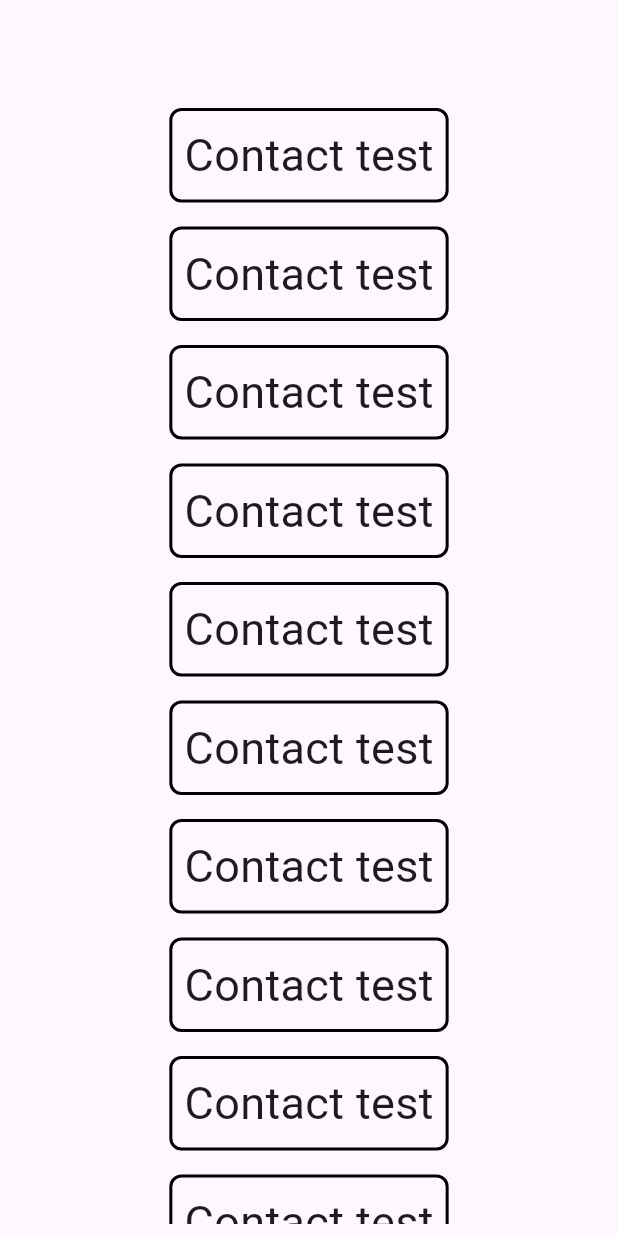
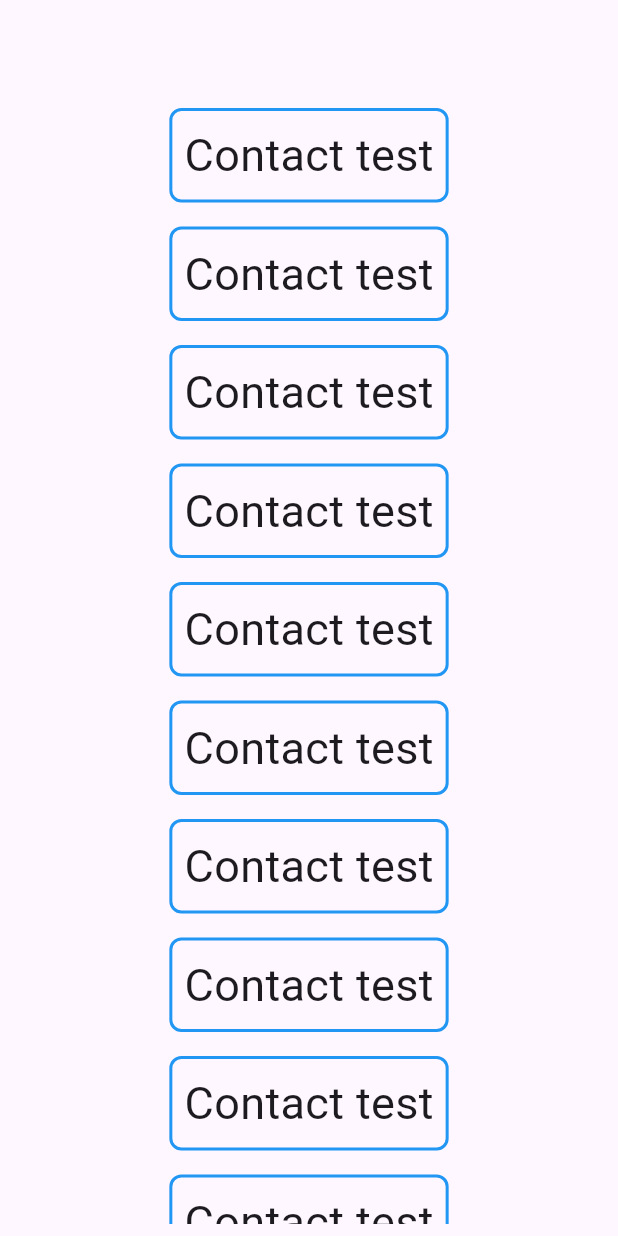
Before and after one commit to Juwonlo/contacts_app, a Flutter app: the screen it shows after launch, on a phone screen of 412 x 824 dp. Run offline on Flutter 3.47's test engine with Material 2 defaults, Android fonts, the phone set to English and light mode, and no system bars.

Commit message:
Working on the List tile

```diff
--- a/lib/ui/contacts_list/contactlistpage.dart
+++ b/lib/ui/contacts_list/contactlistpage.dart
@@ -20,7 +20,7 @@ class ContactListPage extends StatelessWidget {
                   margin: EdgeInsets.all(8.0),
                   padding: EdgeInsets.all(8.0),
                   decoration: BoxDecoration(
-                    border: Border.all(width: 2, color: Colors.black),
+                    border: Border.all(width: 2, color: Colors.blue),
                     borderRadius: BorderRadius.circular(8.0),
                   ),
                   child: Text('Contact test',
```
